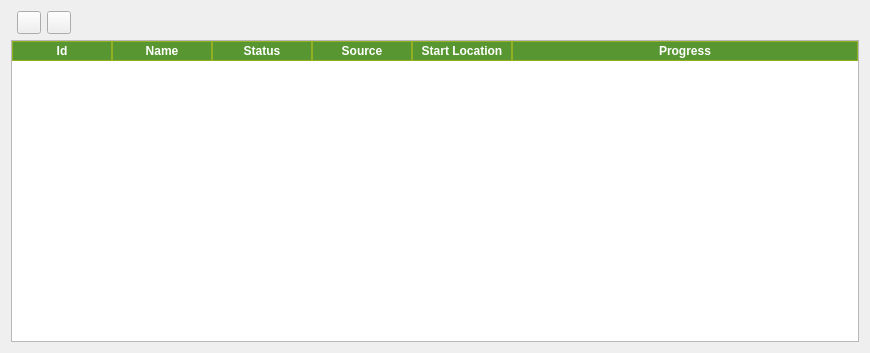
Qt form code/ui/ui_FmvManager.ui (All4Gis/QGISFMV) before a commit.
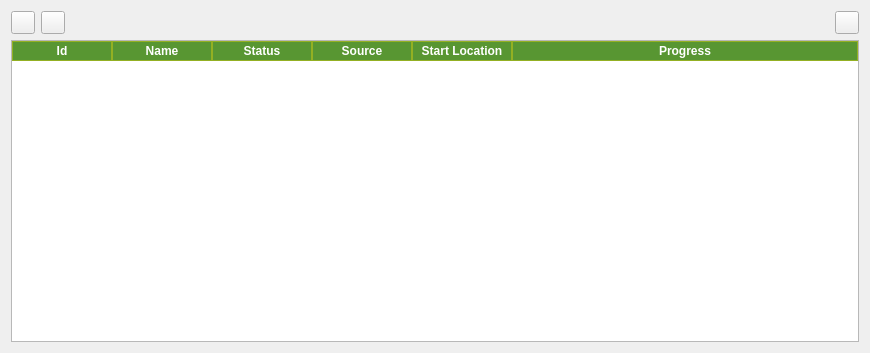
The same form after that commit. Icons and pictures are not drawn.

Commit message: Add close button to manager window

```diff
--- a/code/ui/ui_FmvManager.ui
+++ b/code/ui/ui_FmvManager.ui
@@ -14,21 +14,21 @@
    <string>Video Manager</string>
   </property>
   <layout class="QGridLayout" name="gridLayout">
-   <item row="0" column="1">
+   <item row="0" column="0">
     <widget class="QToolButton" name="mOpenMPEGButton">
      <property name="text">
       <string/>
      </property>
     </widget>
    </item>
-   <item row="0" column="2">
+   <item row="0" column="1">
     <widget class="QToolButton" name="mActionCreateMISBButton">
      <property name="text">
       <string/>
      </property>
     </widget>
    </item>
-   <item row="0" column="3">
+   <item row="0" column="2">
     <spacer name="horizontalSpacer">
      <property name="orientation">
       <enum>Qt::Horizontal</enum>
@@ -41,6 +41,17 @@
      </property>
     </spacer>
    </item>
+   <item row="0" column="3">
+    <widget class="QToolButton" name="mCloseButton">
+     <property name="text">
+      <string/>
+     </property>
+     <property name="icon">
+      <iconset resource="resources.qrc">
+       <normaloff>:/imgFMV/images/close.svg</normaloff>:/imgFMV/images/close.svg</iconset>
+     </property>
+    </widget>
+   </item>
    <item row="1" column="0" colspan="4">
     <widget class="QTableWidget" name="VManager">
      <property name="minimumSize">
```
The commit also changes 5 other files.
